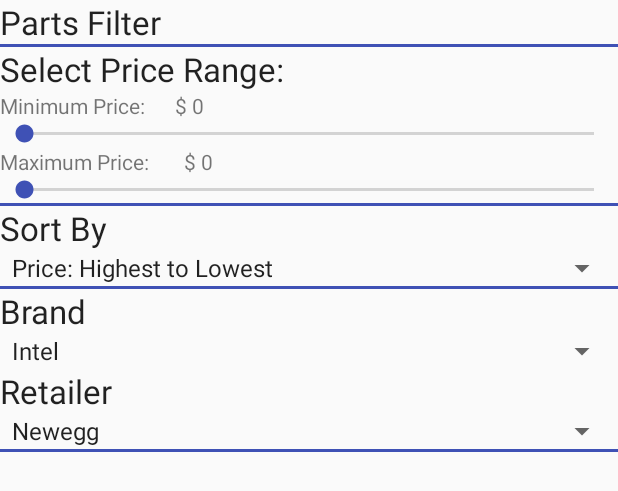
After one commit to anturner130/ComputerBuilder, an Android app: the layout fragment_parts_filter.xml on its own in the app's theme, with its tools: preview values and no code run, on a phone screen of 412 x 824 dp. The commit adds this screen. Shown: the top 491 px of the screen. Run offline under Robolectric (Android 15) with nearby library versions, the phone set to English and light mode, and no system bars.

Commit message:
Changes Made April 29 2016

```diff
--- a/app/src/main/java/comp640/computerbuilder/activities/MenuActivity.java
+++ b/app/src/main/java/comp640/computerbuilder/activities/MenuActivity.java
@@ -38,13 +38,11 @@ import comp640.computerbuilder.fragments.listeners.OnOptionClickedListener;
 import comp640.computerbuilder.fragments.listeners.OnSubfragmentListener;
 import comp640.computerbuilder.logic.PartViewAdapter;
 import comp640.computerbuilder.model.build.Build;
-<<<<<<< HEAD
 import comp640.computerbuilder.model.build.CurrentBuild;
-=======
 import comp640.computerbuilder.model.build.BuildStore;
 import comp640.computerbuilder.model.parts.Part;
 import comp640.computerbuilder.model.parts.PartType;
->>>>>>> master
+
 
 /*
 * Activity that handles all fragments that use the menu
--- /dev/null
+++ b/app/src/main/res/layout/fragment_parts_filter.xml
@@ -0,0 +1,152 @@
+<FrameLayout xmlns:android="http://schemas.android.com/apk/res/android"
+    xmlns:tools="http://schemas.android.com/tools"
+    android:layout_width="match_parent"
+    android:layout_height="match_parent"
+    tools:context="comp640.computerbuilder.fragments.PartFilters">
+
+    <LinearLayout
+        android:orientation="vertical"
+        android:layout_width="match_parent"
+        android:layout_height="match_parent"
+        android:layout_gravity="center_horizontal">
+
+        <TextView
+            android:layout_width="wrap_content"
+            android:layout_height="wrap_content"
+            android:textAppearance="?android:attr/textAppearanceLarge"
+            android:text="Parts Filter"
+            android:id="@+id/textView2" />
+
+
+        <FrameLayout
+            android:layout_width="match_parent"
+            android:layout_height="2dp"
+            android:background="@color/colorPrimary"></FrameLayout>
+
+        <TextView
+            android:layout_width="wrap_content"
+            android:layout_height="wrap_content"
+            android:textAppearance="?android:attr/textAppearanceLarge"
+            android:text="Select Price Range:"
+            android:id="@+id/textView3" />
+
+        <LinearLayout
+            android:orientation="horizontal"
+            android:layout_width="match_parent"
+            android:layout_height="wrap_content"
+            android:layout_gravity="center_horizontal">
+
+            <TextView
+                android:layout_width="wrap_content"
+                android:layout_height="wrap_content"
+                android:textAppearance="?android:attr/textAppearanceSmall"
+                android:text="Minimum Price:      "
+                android:id="@+id/textView4" />
+
+            <TextView
+                android:layout_width="wrap_content"
+                android:layout_height="wrap_content"
+                android:textAppearance="?android:attr/textAppearanceSmall"
+                android:text="$ 0"
+                android:id="@+id/minBudget" />
+        </LinearLayout>
+
+        <SeekBar
+            android:layout_width="match_parent"
+            android:layout_height="wrap_content"
+            android:id="@+id/minBudgetBar"
+            android:layout_gravity="center_horizontal"
+            android:indeterminate="false" />
+
+        <LinearLayout
+            android:orientation="horizontal"
+            android:layout_width="match_parent"
+            android:layout_height="wrap_content">
+
+            <TextView
+                android:layout_width="wrap_content"
+                android:layout_height="wrap_content"
+                android:textAppearance="?android:attr/textAppearanceSmall"
+                android:text="Maximum Price:       "
+                android:id="@+id/textView5" />
+
+            <TextView
+                android:layout_width="wrap_content"
+                android:layout_height="wrap_content"
+                android:textAppearance="?android:attr/textAppearanceSmall"
+                android:text="$ 0"
+                android:id="@+id/maxBudget" />
+        </LinearLayout>
+
+        <SeekBar
+            android:layout_width="match_parent"
+            android:layout_height="wrap_content"
+            android:id="@+id/maxBudgetBar"
+            android:indeterminate="false" />
+
+        <FrameLayout
+            android:layout_width="match_parent"
+            android:layout_height="2dp"
+            android:background="@color/colorPrimary"
+            android:layout_gravity="center_horizontal" />
+
+        <TextView
+            android:layout_width="wrap_content"
+            android:layout_height="wrap_content"
+            android:textAppearance="?android:attr/textAppearanceLarge"
+            android:text="Sort By"
+            android:id="@+id/textView6" />
+
+        <Spinner
+            android:layout_width="match_parent"
+            android:layout_height="wrap_content"
+            android:id="@+id/sortbyspin"
+            android:layout_gravity="center_horizontal"
+            android:entries="@array/sort">
+        </Spinner>
+
+        <FrameLayout
+            android:layout_width="match_parent"
+            android:layout_height="2dp"
+            android:background="@color/colorPrimary"
+            android:layout_gravity="center_horizontal" />
+
+        <TextView
+            android:layout_width="wrap_content"
+            android:layout_height="wrap_content"
+            android:textAppearance="?android:attr/textAppearanceLarge"
+            android:text="Brand"
+            android:id="@+id/textView7"
+            />
+
+        <Spinner
+            android:layout_width="match_parent"
+            android:layout_height="wrap_content"
+            android:id="@+id/brandSpinner"
+            android:layout_gravity="center_horizontal"
+            android:entries="@array/brand"/>
+        <TextView
+            android:layout_width="wrap_content"
+            android:layout_height="wrap_content"
+            android:textAppearance="?android:attr/textAppearanceLarge"
+            android:text="Retailer"
+            android:id="@+id/textView8" />
+
+        <Spinner
+            android:layout_width="match_parent"
+            android:layout_height="wrap_content"
+            android:id="@+id/retailerSpinner"
+            android:layout_gravity="center_horizontal"
+            android:entries="@array/retailer"
+            />
+        <FrameLayout
+            android:layout_width="match_parent"
+            android:layout_height="2dp"
+            android:background="@color/colorPrimary"
+            android:layout_gravity="center_horizontal" />
+
+
+
+    </LinearLayout>
+
+</FrameLayout>
--- a/app/src/main/res/values/strings.xml
+++ b/app/src/main/res/values/strings.xml
@@ -41,5 +41,24 @@
 
     <string name="drawer_open">Open navigation drawer</string>
     <string name="drawer_close">Close navigation drawer</string>
+
+    <!-- Strings related to Parts Filter-->
+    <string-array name="brand">
+        <item>Intel</item>
+        <item>AMD</item>
+    </string-array>
+    <string-array name="sort">
+        <item>Price: Highest to Lowest</item>
+        <item>Price: Lowest to Highest</item>
+        <item>Brand</item>
+    </string-array>
+    <string-array name="retailer">
+        <item>Newegg</item>
+        <item>Amazon</item>
+        <item>Tiger Direct</item>
+    </string-array>
+    <!--Strings related to build info Screen-->
+    <string name="build_info">We apreciate your purchase through Computer Builder! We hope that this application has guided you through the steps of purchasing the parts to build your own computer. Yet, this was the easy part!Please watch our instructional video below on how to fully assemble your custom computer:</string>
+    <string name="build_info_tips">TIPS: Do not build on carpet</string>
     >>>>>>> master
 </resources>
```
Also changed, not shown: app/src/main/java/comp640/computerbuilder/fragments/BuildInfoFragment.java (added, +35 -0 lines), app/src/main/java/comp640/computerbuilder/fragments/PartsFilterFragment.java (added, +53 -0 lines), app/src/main/java/comp640/computerbuilder/fragments/PaymentInfoFragment.java (added, +34 -0 lines), app/src/main/java/comp640/computerbuilder/fragments/RegisterUserFragment.java (added, +54 -0 lines), app/src/main/res/layout/fragment_build_info.xml (added, +63 -0 lines), app/src/main/res/layout/fragment_payment_info.xml (added, +104 -0 lines), app/src/main/res/layout/fragment_register_user.xml (added, +94 -0 lines), 1 other file.
